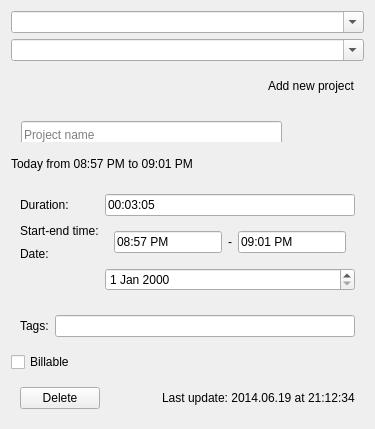
The window that src/ui/linux/TogglDesktop/timeentryeditorwidget.ui (toggl-open-source/toggldesktop) describes before a commit, drawn with Qt 5.
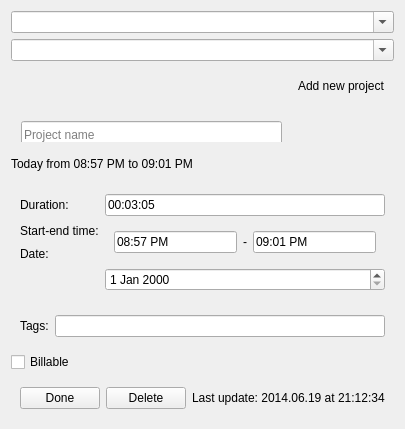
The same window after the commit.

The edit to the form file:
```diff
--- a/src/ui/linux/TogglDesktop/timeentryeditorwidget.ui
+++ b/src/ui/linux/TogglDesktop/timeentryeditorwidget.ui
@@ -216,6 +216,13 @@
    <item>
     <widget class="QWidget" name="widget_5" native="true">
      <layout class="QHBoxLayout" name="horizontalLayout_3">
+      <item>
+       <widget class="QPushButton" name="doneButton">
+        <property name="text">
+         <string>Done</string>
+        </property>
+       </widget>
+      </item>
       <item>
        <widget class="QPushButton" name="deleteButton">
         <property name="text">
```
